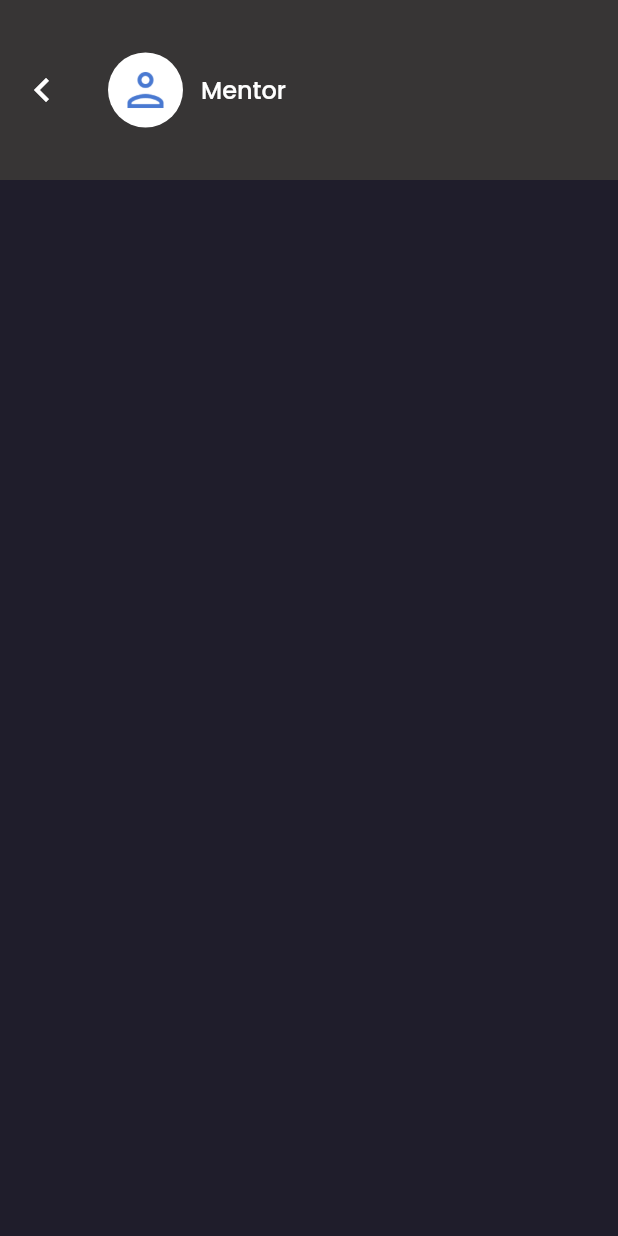
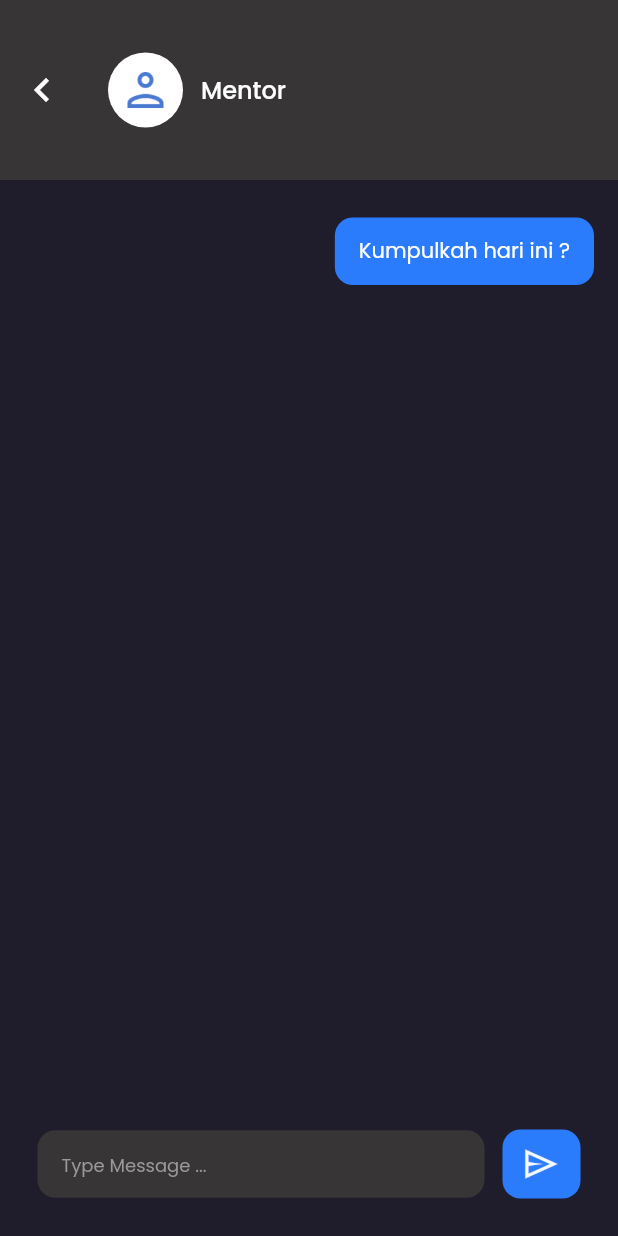
Before and after one commit to mudapa/idenor, a Flutter app: the ChatDetail screen opened by its route, on a phone screen of 412 x 824 dp. Run offline on Flutter 3.47's test engine with Material 2 defaults, Android fonts, the light colour scheme and no system bars; our stand-ins replace google_fonts.

Commit message:
chat detail clear

```diff
--- a/lib/pages/chat_detail.dart
+++ b/lib/pages/chat_detail.dart
@@ -1,4 +1,5 @@
 import 'package:flutter/material.dart';
+import 'package:idenor/widgets/chat_bubble.dart';
 import '../theme.dart';
 
 class ChatDetail extends StatelessWidget {
@@ -50,14 +51,80 @@ class ChatDetail extends StatelessWidget {
 
     Widget content() {
       return ListView(
-        children: const [],
+        padding: const EdgeInsets.symmetric(
+          horizontal: 16,
+        ),
+        children: const [
+          ChatBubble(),
+        ],
+      );
+    }
+
+    Widget chatInput() {
+      return Container(
+        margin: const EdgeInsets.all(25),
+        child: Column(
+          mainAxisSize: MainAxisSize.min,
+          crossAxisAlignment: CrossAxisAlignment.start,
+          children: [
+            Row(
+              children: [
+                Expanded(
+                  child: Container(
+                    height: 45,
+                    padding: const EdgeInsets.symmetric(
+                      horizontal: 16,
+                    ),
+                    decoration: BoxDecoration(
+                      color: secondaryBlackColor,
+                      borderRadius: BorderRadius.circular(12),
+                    ),
+                    child: Center(
+                      child: TextFormField(
+                        style: primaryTextStyle,
+                        decoration: InputDecoration.collapsed(
+                          hintText: 'Type Message ...',
+                          hintStyle: secondaryTextStyle.copyWith(
+                            fontSize: 12,
+                          ),
+                        ),
+                      ),
+                    ),
+                  ),
+                ),
+                const SizedBox(width: 12),
+                Container(
+                  width: 52,
+                  height: 46,
+                  padding: const EdgeInsets.all(10),
+                  decoration: BoxDecoration(
+                    borderRadius: BorderRadius.circular(12),
+                    color: primaryColor,
+                  ),
+                  child: Image.asset(
+                    'assets/sent.png',
+                  ),
+                ),
+              ],
+            ),
+          ],
+        ),
       );
     }
 
     return Scaffold(
       backgroundColor: blackColor,
       appBar: header(),
-      body: content(),
+      body: Column(
+        children: [
+          Expanded(
+            child: Container(
+              child: content(),
+            ),
+          ),
+          chatInput(),
+        ],
+      ),
     );
   }
 }
--- /dev/null
+++ b/lib/widgets/chat_bubble.dart
@@ -0,0 +1,45 @@
+import 'package:flutter/material.dart';
+import '../theme.dart';
+
+class ChatBubble extends StatelessWidget {
+  const ChatBubble({super.key});
+
+  @override
+  Widget build(BuildContext context) {
+    return Container(
+      width: double.infinity,
+      margin: const EdgeInsets.only(
+        top: 25,
+      ),
+      child: Column(
+        crossAxisAlignment: CrossAxisAlignment.end,
+        children: [
+          Row(
+            mainAxisAlignment: MainAxisAlignment.end,
+            children: [
+              Flexible(
+                child: Container(
+                  constraints: BoxConstraints(
+                    maxWidth: MediaQuery.of(context).size.width * 0.6,
+                  ),
+                  padding: const EdgeInsets.symmetric(
+                    vertical: 12,
+                    horizontal: 16,
+                  ),
+                  decoration: BoxDecoration(
+                    borderRadius: BorderRadius.circular(12),
+                    color: primaryColor,
+                  ),
+                  child: Text(
+                    'Kumpulkah hari ini ?',
+                    style: primaryTextStyle,
+                  ),
+                ),
+              )
+            ],
+          ),
+        ],
+      ),
+    );
+  }
+}
```
